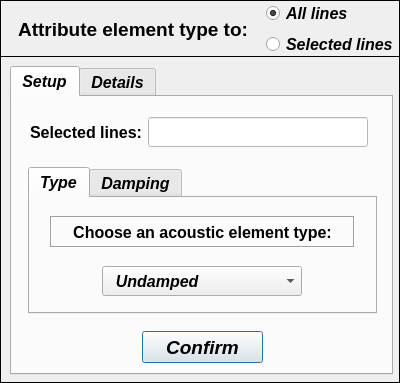
Above: data/user_input/ui/Model/Setup/Acoustic/acousticElementTypeInput.ui from open-pulse/OpenPulse before the change. Below: the same form after it.
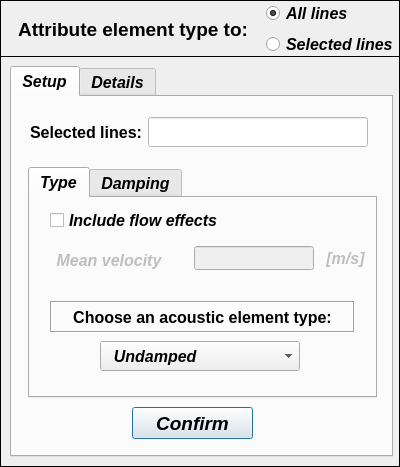
That is the form after the change.

Commit message: New acoustic element types and mean flow effects.

Patch:
```diff
--- a/data/user_input/ui/Model/Setup/Acoustic/acousticElementTypeInput.ui
+++ b/data/user_input/ui/Model/Setup/Acoustic/acousticElementTypeInput.ui
@@ -10,7 +10,7 @@
     <x>0</x>
     <y>0</y>
     <width>400</width>
-    <height>383</height>
+    <height>467</height>
    </rect>
   </property>
   <property name="sizePolicy">
@@ -22,13 +22,13 @@
   <property name="minimumSize">
    <size>
     <width>400</width>
-    <height>383</height>
+    <height>467</height>
    </size>
   </property>
   <property name="maximumSize">
    <size>
     <width>400</width>
-    <height>383</height>
+    <height>467</height>
    </size>
   </property>
   <property name="contextMenuPolicy">
@@ -46,7 +46,7 @@
      <x>0</x>
      <y>56</y>
      <width>400</width>
-     <height>327</height>
+     <height>411</height>
     </rect>
    </property>
    <property name="sizePolicy">
@@ -57,14 +57,14 @@
    </property>
    <property name="minimumSize">
     <size>
-     <width>400</width>
-     <height>327</height>
+     <width>0</width>
+     <height>0</height>
     </size>
    </property>
    <property name="maximumSize">
     <size>
-     <width>400</width>
-     <height>327</height>
+     <width>16777215</width>
+     <height>16777215</height>
     </size>
    </property>
    <property name="font">
@@ -85,19 +85,19 @@
       <x>10</x>
       <y>10</y>
       <width>383</width>
-      <height>309</height>
+      <height>391</height>
      </rect>
     </property>
     <property name="minimumSize">
      <size>
-      <width>383</width>
-      <height>309</height>
+      <width>0</width>
+      <height>0</height>
      </size>
     </property>
     <property name="maximumSize">
      <size>
-      <width>383</width>
-      <height>309</height>
+      <width>16777215</width>
+      <height>10000000</height>
      </size>
     </property>
     <property name="font">
@@ -119,8 +119,8 @@
      <widget class="QPushButton" name="pushButton_confirm">
       <property name="geometry">
        <rect>
-        <x>130</x>
-        <y>234</y>
+        <x>120</x>
+        <y>310</y>
         <width>121</width>
         <height>32</height>
        </rect>
@@ -243,7 +243,7 @@
         <x>16</x>
         <y>70</y>
         <width>349</width>
-        <height>147</height>
+        <height>231</height>
        </rect>
       </property>
       <property name="currentIndex">
@@ -257,7 +257,7 @@
         <property name="geometry">
          <rect>
           <x>20</x>
-          <y>18</y>
+          <y>103</y>
           <width>305</width>
           <height>32</height>
          </rect>
@@ -290,8 +290,8 @@
        <widget class="QComboBox" name="comboBox">
         <property name="geometry">
          <rect>
-          <x>72</x>
-          <y>68</y>
+          <x>70</x>
+          <y>143</y>
           <width>200</width>
           <height>30</height>
          </rect>
@@ -373,6 +373,279 @@
          </property>
         </item>
        </widget>
+       <widget class="QCheckBox" name="checkBox_flow_effects">
+        <property name="geometry">
+         <rect>
+          <x>20</x>
+          <y>12</y>
+          <width>231</width>
+          <height>21</height>
+         </rect>
+        </property>
+        <property name="text">
+         <string>Include flow effects</string>
+        </property>
+       </widget>
+       <widget class="QWidget" name="gridLayoutWidget_6">
+        <property name="geometry">
+         <rect>
+          <x>0</x>
+          <y>40</y>
+          <width>341</width>
+          <height>41</height>
+         </rect>
+        </property>
+        <layout class="QGridLayout" name="gridLayout_6">
+         <property name="sizeConstraint">
+          <enum>QLayout::SetNoConstraint</enum>
+         </property>
+         <property name="verticalSpacing">
+          <number>0</number>
+         </property>
+         <item row="0" column="1">
+          <layout class="QVBoxLayout" name="verticalLayout_17">
+           <property name="sizeConstraint">
+            <enum>QLayout::SetNoConstraint</enum>
+           </property>
+           <item>
+            <widget class="QLineEdit" name="lineEdit_mean_velocity">
+             <property name="enabled">
+              <bool>false</bool>
+             </property>
+             <property name="sizePolicy">
+              <sizepolicy hsizetype="Fixed" vsizetype="Fixed">
+               <horstretch>0</horstretch>
+               <verstretch>0</verstretch>
+              </sizepolicy>
+             </property>
+             <property name="minimumSize">
+              <size>
+               <width>120</width>
+               <height>24</height>
+              </size>
+             </property>
+             <property name="maximumSize">
+              <size>
+               <width>100</width>
+               <height>24</height>
+              </size>
+             </property>
+             <property name="palette">
+              <palette>
+               <active>
+                <colorrole role="WindowText">
+                 <brush brushstyle="SolidPattern">
+                  <color alpha="255">
+                   <red>0</red>
+                   <green>0</green>
+                   <blue>0</blue>
+                  </color>
+                 </brush>
+                </colorrole>
+                <colorrole role="Text">
+                 <brush brushstyle="SolidPattern">
+                  <color alpha="255">
+                   <red>0</red>
+                   <green>0</green>
+                   <blue>0</blue>
+                  </color>
+                 </brush>
+                </colorrole>
+                <colorrole role="ButtonText">
+                 <brush brushstyle="SolidPattern">
+                  <color alpha="255">
+                   <red>0</red>
+                   <green>0</green>
+                   <blue>0</blue>
+                  </color>
+                 </brush>
+                </colorrole>
+               </active>
+               <inactive>
+                <colorrole role="WindowText">
+                 <brush brushstyle="SolidPattern">
+                  <color alpha="255">
+                   <red>0</red>
+                   <green>0</green>
+                   <blue>0</blue>
+                  </color>
+                 </brush>
+                </colorrole>
+                <colorrole role="Text">
+                 <brush brushstyle="SolidPattern">
+                  <color alpha="255">
+                   <red>0</red>
+                   <green>0</green>
+                   <blue>0</blue>
+                  </color>
+                 </brush>
+                </colorrole>
+                <colorrole role="ButtonText">
+                 <brush brushstyle="SolidPattern">
+                  <color alpha="255">
+                   <red>0</red>
+                   <green>0</green>
+                   <blue>0</blue>
+                  </color>
+                 </brush>
+                </colorrole>
+               </inactive>
+               <disabled>
+                <colorrole role="WindowText">
+                 <brush brushstyle="SolidPattern">
+                  <color alpha="255">
+                   <red>0</red>
+                   <green>0</green>
+                   <blue>0</blue>
+                  </color>
+                 </brush>
+                </colorrole>
+                <colorrole role="Text">
+                 <brush brushstyle="SolidPattern">
+                  <color alpha="255">
+                   <red>0</red>
+                   <green>0</green>
+                   <blue>0</blue>
+                  </color>
+                 </brush>
+                </colorrole>
+                <colorrole role="ButtonText">
+                 <brush brushstyle="SolidPattern">
+                  <color alpha="255">
+                   <red>0</red>
+                   <green>0</green>
+                   <blue>0</blue>
+                  </color>
+                 </brush>
+                </colorrole>
+               </disabled>
+              </palette>
+             </property>
+             <property name="font">
+              <font>
+               <family>Arial</family>
+               <pointsize>11</pointsize>
+               <weight>75</weight>
+               <italic>false</italic>
+               <bold>true</bold>
+              </font>
+             </property>
+             <property name="styleSheet">
+              <string notr="true">color: rgb(0, 0, 0);</string>
+             </property>
+             <property name="text">
+              <string/>
+             </property>
+             <property name="alignment">
+              <set>Qt::AlignCenter</set>
+             </property>
+            </widget>
+           </item>
+          </layout>
+         </item>
+         <item row="0" column="0">
+          <layout class="QVBoxLayout" name="verticalLayout_18" stretch="0">
+           <property name="spacing">
+            <number>6</number>
+           </property>
+           <property name="sizeConstraint">
+            <enum>QLayout::SetDefaultConstraint</enum>
+           </property>
+           <property name="leftMargin">
+            <number>6</number>
+           </property>
+           <property name="rightMargin">
+            <number>6</number>
+           </property>
+           <item>
+            <widget class="QLabel" name="label_mean_velocity">
+             <property name="enabled">
+              <bool>false</bool>
+             </property>
+             <property name="sizePolicy">
+              <sizepolicy hsizetype="Preferred" vsizetype="Preferred">
+               <horstretch>0</horstretch>
+               <verstretch>0</verstretch>
+              </sizepolicy>
+             </property>
+             <property name="minimumSize">
+              <size>
+               <width>140</width>
+               <height>35</height>
+              </size>
+             </property>
+             <property name="maximumSize">
+              <size>
+               <width>140</width>
+               <height>30</height>
+              </size>
+             </property>
+             <property name="font">
+              <font>
+               <family>Arial</family>
+               <weight>75</weight>
+               <italic>true</italic>
+               <bold>true</bold>
+              </font>
+             </property>
+             <property name="text">
+              <string>Mean velocity</string>
+             </property>
+             <property name="alignment">
+              <set>Qt::AlignCenter</set>
+             </property>
+            </widget>
+           </item>
+          </layout>
+         </item>
+         <item row="0" column="2">
+          <layout class="QVBoxLayout" name="verticalLayout_19">
+           <property name="sizeConstraint">
+            <enum>QLayout::SetDefaultConstraint</enum>
+           </property>
+           <item>
+            <widget class="QLabel" name="label_ms_unit">
+             <property name="enabled">
+              <bool>false</bool>
+             </property>
+             <property name="sizePolicy">
+              <sizepolicy hsizetype="Preferred" vsizetype="Preferred">
+               <horstretch>0</horstretch>
+               <verstretch>0</verstretch>
+              </sizepolicy>
+             </property>
+             <property name="minimumSize">
+              <size>
+               <width>45</width>
+               <height>25</height>
+              </size>
+             </property>
+             <property name="maximumSize">
+              <size>
+               <width>45</width>
+               <height>25</height>
+              </size>
+             </property>
+             <property name="font">
+              <font>
+               <family>Arial</family>
+               <weight>75</weight>
+               <italic>true</italic>
+               <bold>true</bold>
+              </font>
+             </property>
+             <property name="text">
+              <string>[m/s]</string>
+             </property>
+             <property name="alignment">
+              <set>Qt::AlignCenter</set>
+             </property>
+            </widget>
+           </item>
+          </layout>
+         </item>
+        </layout>
+       </widget>
       </widget>
       <widget class="QWidget" name="tab_damping">
        <attribute name="title">
```
Left out of the diff: 6 changed lines with no effect on the pictures. The commit also changes 31 other files.
